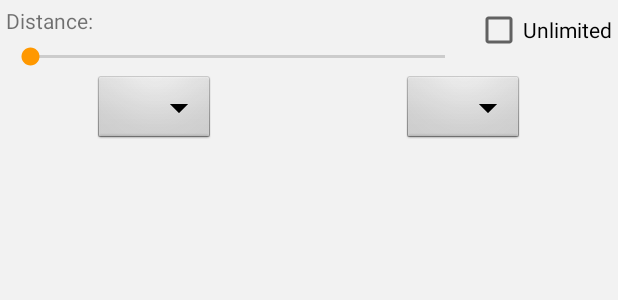
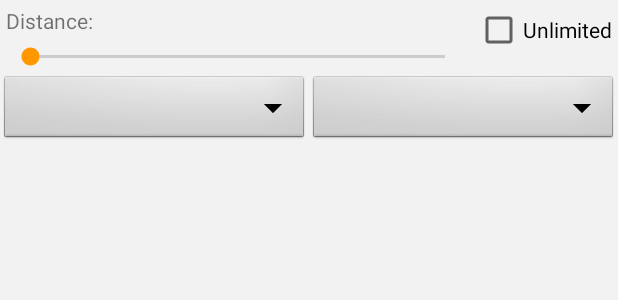
Before and after one commit to JonathanHoffmann/HKR_DA224A_Development_for_mobile_Project, an Android app: the layout activity_recview.xml on its own in the app's theme, with its tools: preview values and no code run, on a phone screen of 412 x 824 dp. Shown: the top 300 px of the screen. Run offline under Robolectric (Android 15) with nearby library versions, the phone set to English and light mode, and no system bars.

Commit message:
Deleted namebar and changed Spinners

```diff
--- a/Android/app/src/main/res/layout/activity_recview.xml
+++ b/Android/app/src/main/res/layout/activity_recview.xml
@@ -38,7 +38,7 @@
 
     <Spinner
         android:id="@+id/FuelSpinner"
-        android:layout_width="wrap_content"
+        android:layout_width="0dp"
         android:layout_height="wrap_content"
         android:background="@android:drawable/btn_dropdown"
         android:spinnerMode="dropdown"
@@ -48,7 +48,7 @@
 
     <Spinner
         android:id="@+id/SortSpinner"
-        android:layout_width="wrap_content"
+        android:layout_width="0dp"
         android:layout_height="wrap_content"
         android:background="@android:drawable/btn_dropdown"
         android:spinnerMode="dropdown"
--- a/Android/app/src/main/res/values/styles.xml
+++ b/Android/app/src/main/res/values/styles.xml
@@ -1,7 +1,7 @@
 <resources>
 
     <!-- Base application theme. -->
-    <style name="AppTheme" parent="Theme.AppCompat.Light.DarkActionBar">
+    <style name="AppTheme" parent="Theme.AppCompat.DayNight.NoActionBar">
         <!-- Customize your theme here. -->
         <item name="colorPrimary">@color/colorPrimary</item>
         <item name="colorPrimaryDark">@color/colorPrimaryDark</item>
```
